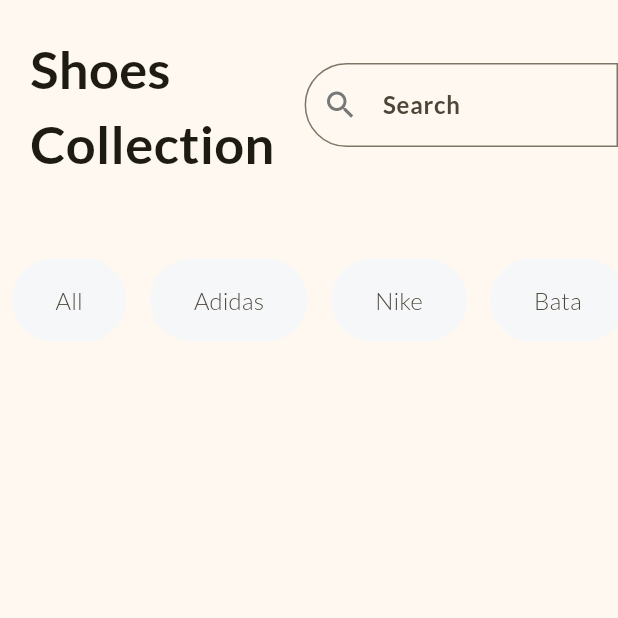
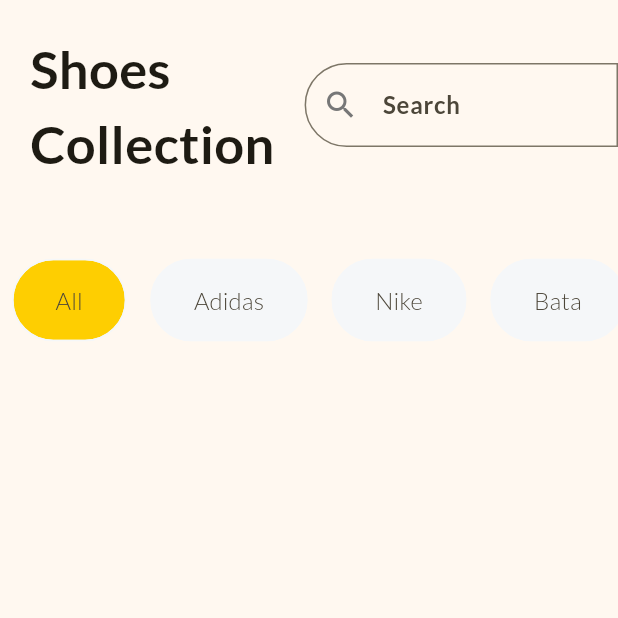
Before and after one commit to Pushpesh987/shop_app, a Flutter app: the screen it shows after launch, on a phone screen of 412 x 824 dp, the top half of it. Run offline on Flutter 3.47's test engine with Material 3 defaults, Android fonts, the phone set to English and light mode, and no system bars.

Commit message:
chips added with fxnlity

```diff
--- a/lib/main.dart
+++ b/lib/main.dart
@@ -24,6 +24,7 @@ class MyApp extends StatelessWidget {
         ),
         colorScheme: ColorScheme.fromSeed(
           seedColor: const Color.fromRGBO(254, 206, 1, 1),
+          primary: const Color.fromRGBO(254, 206, 1, 1),
         ),
       ),
       home: const HomePage(),
--- a/lib/pages/home_page.dart
+++ b/lib/pages/home_page.dart
@@ -9,6 +9,13 @@ class HomePage extends StatefulWidget {
 
 class _HomePageState extends State<HomePage> {
   final List<String> filters = const ['All', 'Adidas', 'Nike', 'Bata'];
+  late String selectedFilter;
+
+  @override
+  void initState() {
+    super.initState();
+    selectedFilter = filters[0];
+  }
 
   @override
   Widget build(BuildContext context) {
@@ -56,8 +63,17 @@ class _HomePageState extends State<HomePage> {
                   final filter = filters[index];
                   return Padding(
                     padding: const EdgeInsets.symmetric(horizontal: 8.0),
+                    child: GestureDetector(
+                      onTap: () {
+                        // to update the chips while tapping
+                        setState(
+                          () => selectedFilter = filter,
+                        );
+                      },
                       child: Chip(
-                      backgroundColor: const Color.fromRGBO(245, 247, 249, 1),
+                        backgroundColor: selectedFilter == filter
+                            ? Theme.of(context).colorScheme.primary
+                            : const Color.fromRGBO(245, 247, 249, 1),
                         side: const BorderSide(
                           color: Color.fromRGBO(245, 247, 249, 1),
                         ),
@@ -71,6 +87,7 @@ class _HomePageState extends State<HomePage> {
                           vertical: 15,
                         ),
                       ),
+                    ),
                   );
                 },
               ),
```
Lines whose indentation alone changed are shown as unchanged.
